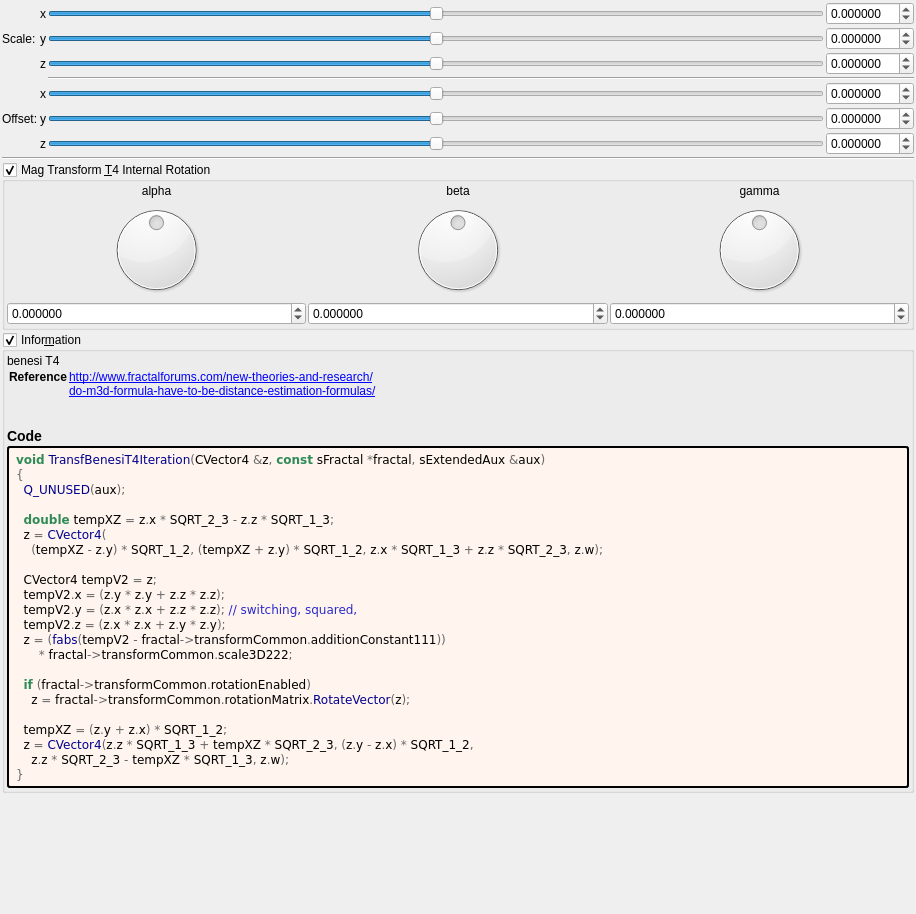
This is mandelbulber2/formula/ui/fractal_transf_benesi_t4.ui in buddhi1980/mandelbulber2 as Qt 5 draws it before an edit. The edited form follows.
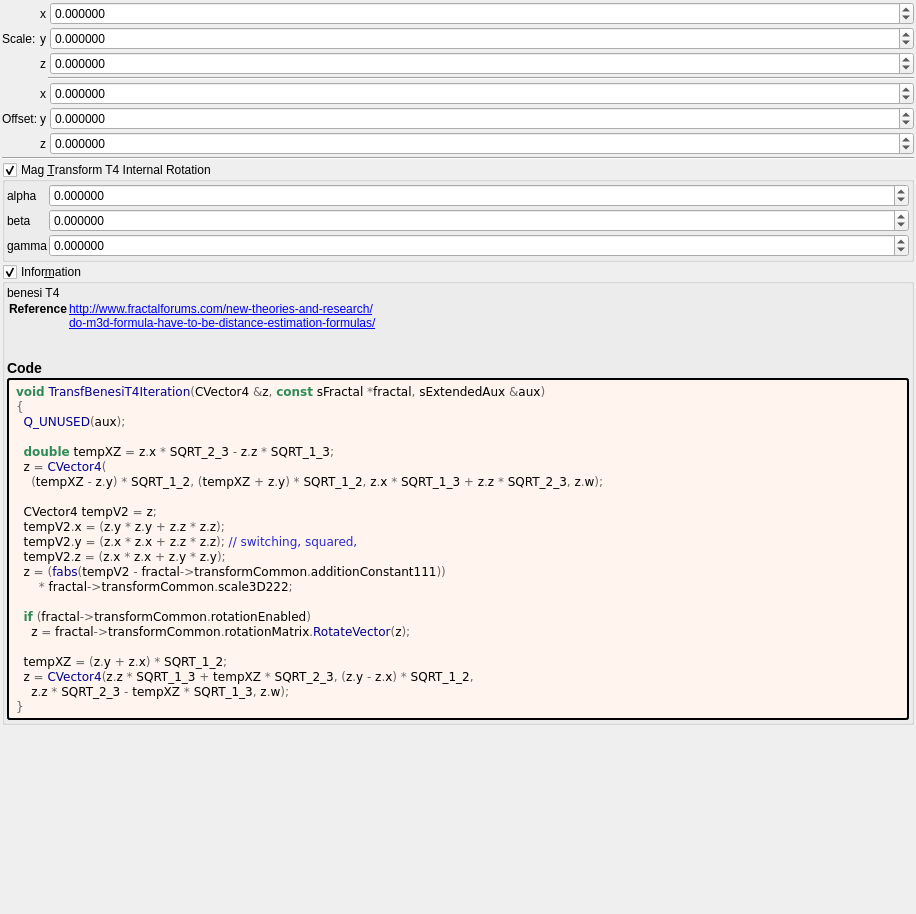
This is the edited form. Custom widgets are drawn as their Qt base class.

Commit message: Cleaned up 18 UIs for fractal transforms

Patch:
```diff
--- a/mandelbulber2/formula/ui/fractal_transf_benesi_t4.ui
+++ b/mandelbulber2/formula/ui/fractal_transf_benesi_t4.ui
@@ -30,7 +30,7 @@
     <number>2</number>
    </property>
    <item>
-    <layout class="QGridLayout" name="gridLayout_63">
+    <layout class="QGridLayout" name="gridLayout_63" columnstretch="0,0,0,0,1">
      <property name="spacing">
       <number>2</number>
      </property>
@@ -62,28 +62,6 @@
        </property>
       </widget>
      </item>
-     <item row="1" column="3">
-      <widget class="QSlider" name="slider3_transf_scale3D_222_y">
-       <property name="sizePolicy">
-        <sizepolicy hsizetype="Expanding" vsizetype="Maximum">
-         <horstretch>0</horstretch>
-         <verstretch>0</verstretch>
-        </sizepolicy>
-       </property>
-       <property name="minimum">
-        <number>-5000000</number>
-       </property>
-       <property name="maximum">
-        <number>5000000</number>
-       </property>
-       <property name="singleStep">
-        <number>1</number>
-       </property>
-       <property name="orientation">
-        <enum>Qt::Horizontal</enum>
-       </property>
-      </widget>
-     </item>
      <item row="1" column="2">
       <widget class="QLabel" name="label_254">
        <property name="text">
@@ -91,28 +69,6 @@
        </property>
       </widget>
      </item>
-     <item row="4" column="3">
-      <widget class="QSlider" name="slider3_transf_addition_constant_111_x">
-       <property name="sizePolicy">
-        <sizepolicy hsizetype="Preferred" vsizetype="Preferred">
-         <horstretch>0</horstretch>
-         <verstretch>0</verstretch>
-        </sizepolicy>
-       </property>
-       <property name="minimum">
-        <number>-5000000</number>
-       </property>
-       <property name="maximum">
-        <number>5000000</number>
-       </property>
-       <property name="singleStep">
-        <number>1</number>
-       </property>
-       <property name="orientation">
-        <enum>Qt::Horizontal</enum>
-       </property>
-      </widget>
-     </item>
      <item row="2" column="4">
       <widget class="MyDoubleSpinBox" name="spinbox3_transf_scale3D_222_z">
        <property name="sizePolicy">
@@ -141,28 +97,6 @@
        </property>
       </widget>
      </item>
-     <item row="5" column="3">
-      <widget class="QSlider" name="slider3_transf_addition_constant_111_y">
-       <property name="sizePolicy">
-        <sizepolicy hsizetype="Expanding" vsizetype="Maximum">
-         <horstretch>0</horstretch>
-         <verstretch>0</verstretch>
-        </sizepolicy>
-       </property>
-       <property name="minimum">
-        <number>-5000000</number>
-       </property>
-       <property name="maximum">
-        <number>5000000</number>
-       </property>
-       <property name="singleStep">
-        <number>1</number>
-       </property>
-       <property name="orientation">
-        <enum>Qt::Horizontal</enum>
-       </property>
-      </widget>
-     </item>
      <item row="1" column="1">
       <widget class="QLabel" name="label_258">
        <property name="text">
@@ -170,28 +104,6 @@
        </property>
       </widget>
      </item>
-     <item row="2" column="3">
-      <widget class="QSlider" name="slider3_transf_scale3D_222_z">
-       <property name="sizePolicy">
-        <sizepolicy hsizetype="Expanding" vsizetype="Maximum">
-         <horstretch>0</horstretch>
-         <verstretch>0</verstretch>
-        </sizepolicy>
-       </property>
-       <property name="minimum">
-        <number>-5000000</number>
-       </property>
-       <property name="maximum">
-        <number>5000000</number>
-       </property>
-       <property name="singleStep">
-        <number>1</number>
-       </property>
-       <property name="orientation">
-        <enum>Qt::Horizontal</enum>
-       </property>
-      </widget>
-     </item>
      <item row="5" column="1">
       <widget class="QLabel" name="label_255">
        <property name="text">
@@ -346,28 +258,6 @@
        </property>
       </widget>
      </item>
-     <item row="0" column="3">
-      <widget class="QSlider" name="slider3_transf_scale3D_222_x">
-       <property name="sizePolicy">
-        <sizepolicy hsizetype="Preferred" vsizetype="Preferred">
-         <horstretch>0</horstretch>
-         <verstretch>0</verstretch>
-        </sizepolicy>
-       </property>
-       <property name="minimum">
-        <number>-5000000</number>
-       </property>
-       <property name="maximum">
-        <number>5000000</number>
-       </property>
-       <property name="singleStep">
-        <number>1</number>
-       </property>
-       <property name="orientation">
-        <enum>Qt::Horizontal</enum>
-       </property>
-      </widget>
-     </item>
      <item row="3" column="3" colspan="2">
       <widget class="Line" name="line_53">
        <property name="orientation">
@@ -375,28 +265,6 @@
        </property>
       </widget>
      </item>
-     <item row="6" column="3">
-      <widget class="QSlider" name="slider3_transf_addition_constant_111_z">
-       <property name="sizePolicy">
-        <sizepolicy hsizetype="Expanding" vsizetype="Maximum">
-         <horstretch>0</horstretch>
-         <verstretch>0</verstretch>
-        </sizepolicy>
-       </property>
-       <property name="minimum">
-        <number>-5000000</number>
-       </property>
-       <property name="maximum">
-        <number>5000000</number>
-       </property>
-       <property name="singleStep">
-        <number>1</number>
-       </property>
-       <property name="orientation">
-        <enum>Qt::Horizontal</enum>
-       </property>
-      </widget>
-     </item>
     </layout>
    </item>
    <item>
@@ -409,7 +277,7 @@
    <item>
     <widget class="MyGroupBox" name="groupCheck_transf_rotation_enabled">
      <property name="title">
-      <string>Mag Transform &amp;T4 Internal Rotation</string>
+      <string>Mag &amp;Transform T4 Internal Rotation</string>
      </property>
      <property name="checkable">
       <bool>true</bool>
@@ -431,108 +299,18 @@
        <number>2</number>
       </property>
       <item>
-       <layout class="QGridLayout" name="gridLayout_10">
+       <layout class="QGridLayout" name="gridLayout_10" columnstretch="0,1">
         <property name="spacing">
          <number>2</number>
         </property>
-        <item row="1" column="2">
-         <widget class="QLabel" name="label_36">
-          <property name="text">
-           <string notr="true">gamma</string>
-          </property>
-          <property name="alignment">
-           <set>Qt::AlignCenter</set>
-          </property>
-         </widget>
-        </item>
-        <item row="1" column="1">
+        <item row="1" column="0">
          <widget class="QLabel" name="label_34">
           <property name="text">
            <string notr="true">beta</string>
           </property>
-          <property name="alignment">
-           <set>Qt::AlignCenter</set>
-          </property>
-         </widget>
-        </item>
-        <item row="1" column="0">
-         <widget class="QLabel" name="label_35">
-          <property name="text">
-           <string notr="true">alpha</string>
-          </property>
-          <property name="alignment">
-           <set>Qt::AlignCenter</set>
-          </property>
          </widget>
         </item>
         <item row="2" column="1">
-         <widget class="QDial" name="dial3_transf_rotation_y">
-          <property name="minimum">
-           <number>-18000</number>
-          </property>
-          <property name="maximum">
-           <number>18000</number>
-          </property>
-          <property name="wrapping">
-           <bool>true</bool>
-          </property>
-         </widget>
-        </item>
-        <item row="2" column="2">
-         <widget class="QDial" name="dial3_transf_rotation_z">
-          <property name="minimum">
-           <number>-18000</number>
-          </property>
-          <property name="maximum">
-           <number>18000</number>
-          </property>
-          <property name="wrapping">
-           <bool>true</bool>
-          </property>
-         </widget>
-        </item>
-        <item row="3" column="0">
-         <widget class="MyDoubleSpinBox" name="spinboxd3_transf_rotation_x">
-          <property name="sizePolicy">
-           <sizepolicy hsizetype="Minimum" vsizetype="Maximum">
-            <horstretch>0</horstretch>
-            <verstretch>0</verstretch>
-           </sizepolicy>
-          </property>
-          <property name="prefix">
-           <string/>
-          </property>
-          <property name="suffix">
-           <string/>
-          </property>
-          <property name="decimals">
-           <number>6</number>
-          </property>
-          <property name="minimum">
-           <double>-180.000000000000000</double>
-          </property>
-          <property name="maximum">
-           <double>180.000000000000000</double>
-          </property>
-          <property name="singleStep">
-           <double>1.000000000000000</double>
-          </property>
-         </widget>
-        </item>
-        <item row="2" column="0">
-         <widget class="QDial" name="dial3_transf_rotation_x">
-          <property name="minimum">
-           <number>-18000</number>
-          </property>
-          <property name="maximum">
-           <number>18000</number>
-          </property>
-          <property name="wrapping">
-           <bool>true</bool>
-          </property>
-         </widget>
-        </item>
-        <item row="3" column="2">
          <widget class="MyDoubleSpinBox" name="spinboxd3_transf_rotation_z">
           <property name="sizePolicy">
            <sizepolicy hsizetype="Minimum" vsizetype="Maximum">
@@ -560,7 +338,14 @@
           </property>
          </widget>
         </item>
-        <item row="3" column="1">
+        <item row="2" column="0">
+         <widget class="QLabel" name="label_36">
+          <property name="text">
+           <string notr="true">gamma</string>
+          </property>
+         </widget>
+        </item>
+        <item row="1" column="1">
          <widget class="MyDoubleSpinBox" name="spinboxd3_transf_rotation_y">
           <property name="sizePolicy">
            <sizepolicy hsizetype="Minimum" vsizetype="Maximum">
@@ -588,6 +373,41 @@
           </property>
          </widget>
         </item>
+        <item row="0" column="1">
+         <widget class="MyDoubleSpinBox" name="spinboxd3_transf_rotation_x">
+          <property name="sizePolicy">
+           <sizepolicy hsizetype="Minimum" vsizetype="Maximum">
+            <horstretch>0</horstretch>
+            <verstretch>0</verstretch>
+           </sizepolicy>
+          </property>
+          <property name="prefix">
+           <string/>
+          </property>
+          <property name="suffix">
+           <string/>
+          </property>
+          <property name="decimals">
+           <number>6</number>
+          </property>
+          <property name="minimum">
+           <double>-180.000000000000000</double>
+          </property>
+          <property name="maximum">
+           <double>180.000000000000000</double>
+          </property>
+          <property name="singleStep">
+           <double>1.000000000000000</double>
+          </property>
+         </widget>
+        </item>
+        <item row="0" column="0">
+         <widget class="QLabel" name="label_35">
+          <property name="text">
+           <string notr="true">alpha</string>
+          </property>
+         </widget>
+        </item>
        </layout>
       </item>
      </layout>
```
Left out of the diff: 15 changed lines with no effect on the pictures. The commit also changes 19 other files.
